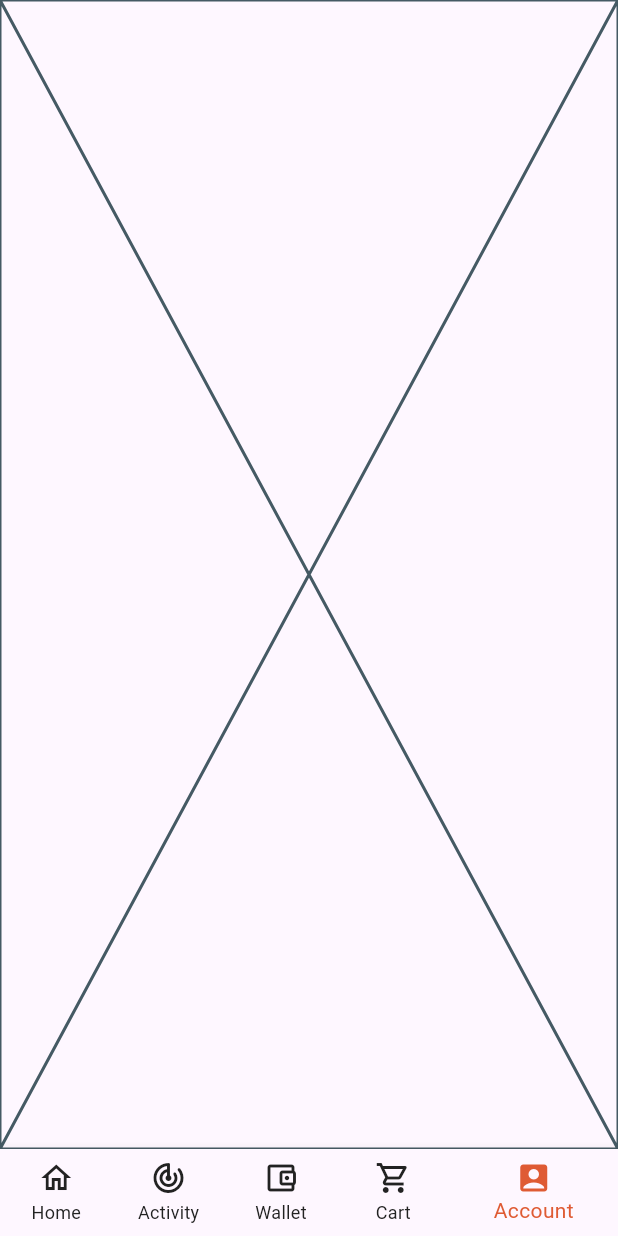
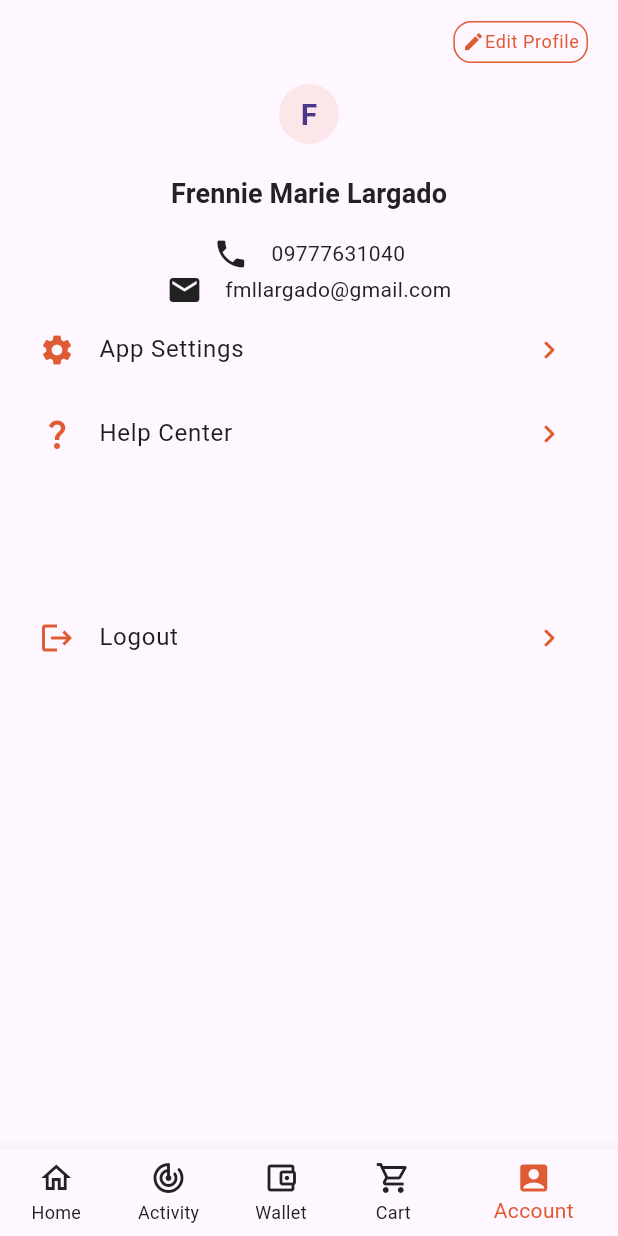
Before and after one commit to edilberto-pajunar/pocofino, a Flutter app: the screen it shows after launch, item 5 of the bottom bar chosen, on a phone screen of 412 x 824 dp. Run offline on Flutter 3.47's test engine with Material 3 defaults, Android fonts, the light colour scheme and no system bars; our stand-ins replace auto_route; network calls fail.

Commit message:
Update Account Screen

```diff
--- a/lib/views/screens/account/account_screen.dart
+++ b/lib/views/screens/account/account_screen.dart
@@ -1,5 +1,6 @@
 import 'package:auto_route/auto_route.dart';
 import 'package:flutter/material.dart';
+import 'package:pocofino/config/strings/color.dart';
 
 @RoutePage()
 class AccountScreen extends StatelessWidget {
@@ -7,6 +8,129 @@ class AccountScreen extends StatelessWidget {
 
   @override
   Widget build(BuildContext context) {
-    return const Placeholder();
+    final ThemeData theme = Theme.of(context);
+
+    return Scaffold(
+      appBar: AppBar(
+        actions: [
+          Padding(
+            padding: const EdgeInsets.only(right: 20.0),
+            child: InkWell(
+              onTap: () {},
+              child: Container(
+                padding: const EdgeInsets.all(5.0),
+                decoration: BoxDecoration(
+                  border: Border.all(
+                    color: ColorTheme.primaryColor,
+                  ),
+                  borderRadius: BorderRadius.circular(12.0),
+                ),
+                child: Row(
+                  mainAxisSize: MainAxisSize.min,
+                  children: [
+                    Icon(
+                      Icons.edit,
+                      size: 15.0,
+                      color: ColorTheme.primaryColor,
+                    ),
+                    Text(
+                      "Edit Profile",
+                      style: theme.textTheme.bodySmall!.copyWith(
+                        color: ColorTheme.primaryColor,
+                      ),
+                    ),
+                  ],
+                ),
+              ),
+            ),
+          ),
+        ],
+      ),
+      body: Column(
+        crossAxisAlignment: CrossAxisAlignment.center,
+        children: [
+          CircleAvatar(
+            backgroundColor: ColorTheme.primaryColor.withOpacity(0.1),
+            child: const Text("F"),
+          ),
+          const SizedBox(height: 20.0),
+          Text(
+            "Frennie Marie Largado",
+            style: theme.textTheme.titleSmall!.copyWith(
+              fontWeight: FontWeight.bold,
+            ),
+          ),
+          const SizedBox(height: 15.0),
+          const Column(
+            crossAxisAlignment: CrossAxisAlignment.center,
+            mainAxisAlignment: MainAxisAlignment.center,
+            children: [
+              Row(
+                mainAxisAlignment: MainAxisAlignment.center,
+                children: [
+                  Icon(Icons.phone),
+                  SizedBox(width: 15.0),
+                  Text(
+                    "09777631040",
+                    textAlign: TextAlign.center,
+                  ),
+                ],
+              ),
+              Row(
+                mainAxisAlignment: MainAxisAlignment.center,
+                children: [
+                  Icon(Icons.email),
+                  SizedBox(width: 15.0),
+                  Text(
+                    "fmllargado@gmail.com",
+                  ),
+                ],
+              ),
+            ],
+          ),
+          Padding(
+            padding: const EdgeInsets.symmetric(horizontal: 10.0),
+            child: Column(
+              children: [
+                ListTile(
+                  leading: Icon(
+                    Icons.settings,
+                    color: ColorTheme.primaryColor,
+                  ),
+                  title: const Text("App Settings"),
+                  trailing: Icon(
+                    Icons.keyboard_arrow_right_rounded,
+                    color: ColorTheme.primaryColor,
+                  ),
+                ),
+                ListTile(
+                  leading: Icon(
+                    Icons.question_mark,
+                    color: ColorTheme.primaryColor,
+                  ),
+                  title: const Text("Help Center"),
+                  trailing: Icon(
+                    Icons.keyboard_arrow_right_rounded,
+                    color: ColorTheme.primaryColor,
+                  ),
+                ),
+                const SizedBox(height: 80),
+                ListTile(
+                  leading: Icon(
+                    Icons.logout,
+                    color: ColorTheme.primaryColor,
+                  ),
+                  title: const Text("Logout"),
+                  trailing: Icon(
+                    Icons.keyboard_arrow_right_rounded,
+                    color: ColorTheme.primaryColor,
+                  ),
+                ),
+              ],
+            ),
+          ),
+        ],
+      ),
+    );
   }
 }
```
